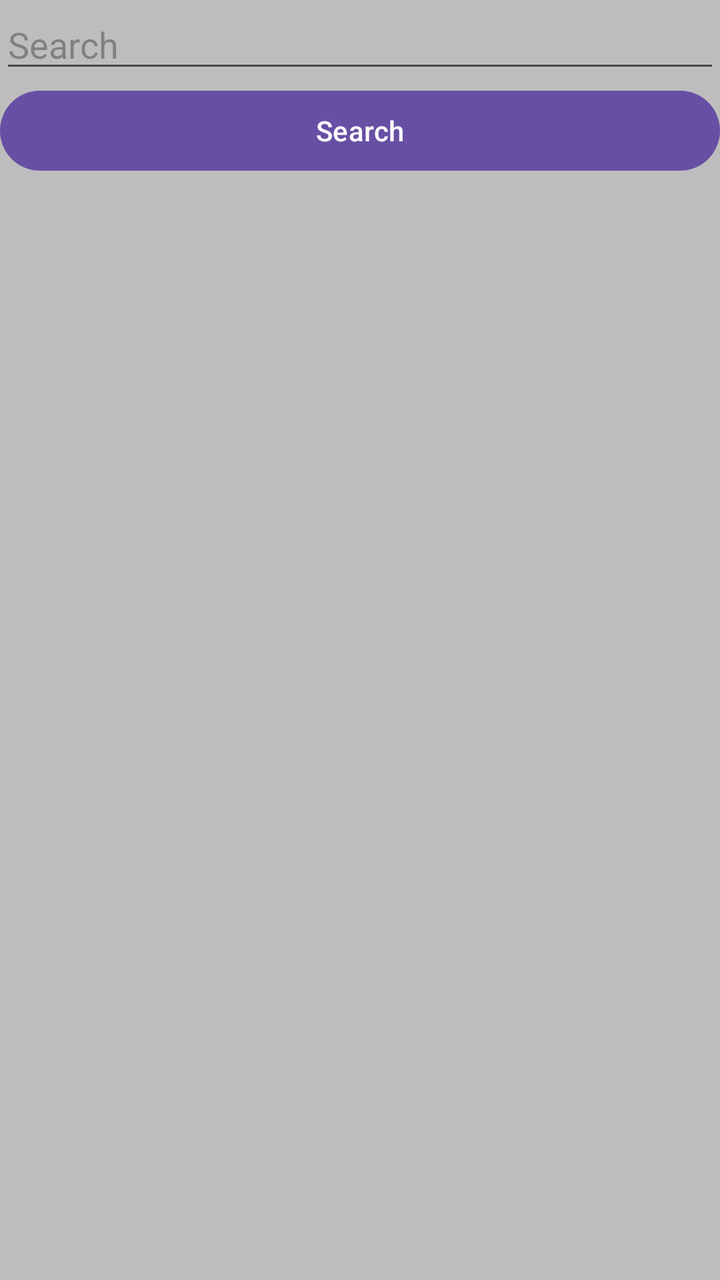
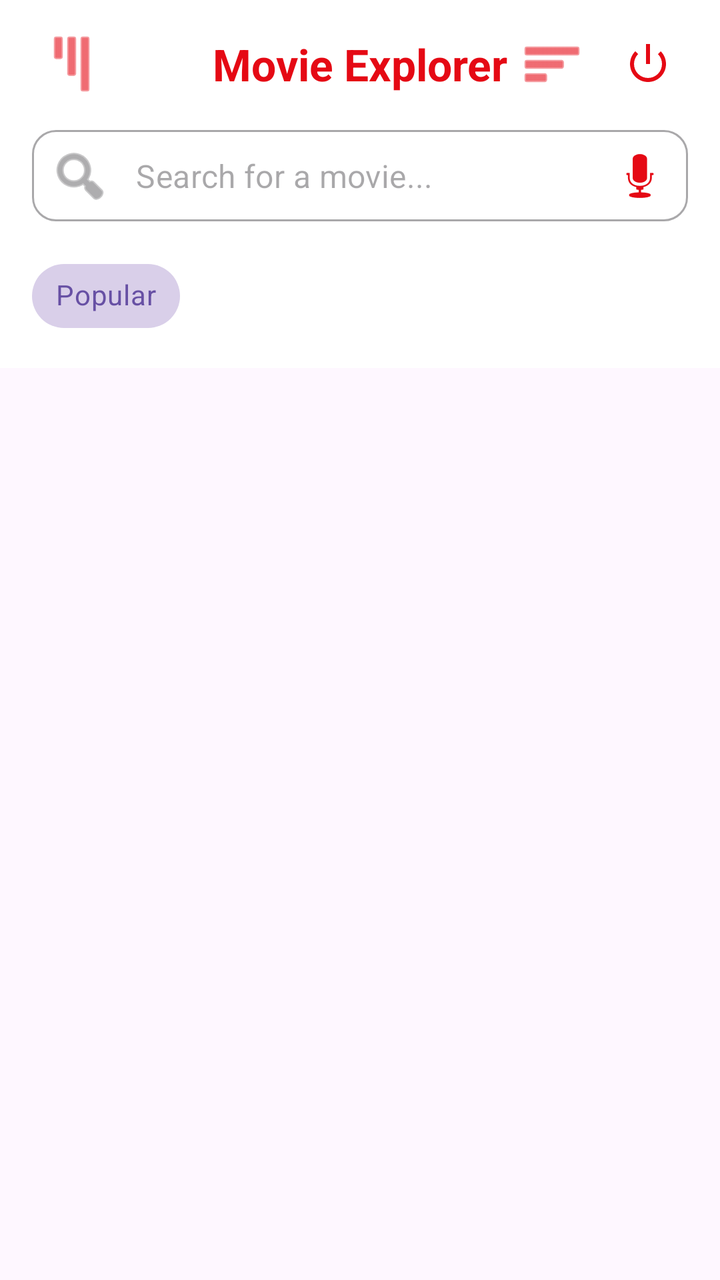

An Android layout rendered at two revisions. The XML below is the earlier revision; the diff shows what the commit changed to produce the second picture.
<!-- AndroidManifest.xml: application theme Theme.MoviesApp_Part2_YassineJaabouk -->
<!-- res/layout/activity_main.xml -->
<?xml version="1.0" encoding="utf-8"?>
<LinearLayout
    xmlns:android="http://schemas.android.com/apk/res/android"
    xmlns:app="http://schemas.android.com/apk/res-auto"
    xmlns:tools="http://schemas.android.com/tools"
    android:layout_width="match_parent"
    android:orientation="vertical"
    android:background="#BDBDBD"
    android:layout_height="match_parent"
    tools:context=".MainActivity"
    android:descendantFocusability="beforeDescendants">

    <EditText
        android:id="@+id/editTextSearch"
        android:layout_width="match_parent"
        android:layout_height="wrap_content"
        android:hint="Search"
        android:inputType="text"/>

    <Button
        android:id="@+id/buttonSearch"
        android:layout_width="match_parent"
        android:layout_height="wrap_content"
        android:text="Search"/>

    <androidx.recyclerview.widget.RecyclerView
        android:id="@+id/recyclerView"
        android:layout_margin="2dp"
        android:layout_width="match_parent"
        android:layout_height="wrap_content"
        android:focusableInTouchMode="true"/>

</LinearLayout>
<!-- resources referenced by this layout -->
<resources>
  <style name="Theme.MoviesApp_Part2_YassineJaabouk" parent="Base.Theme.MoviesApp_Part2_YassineJaabouk" />
  <style name="Base.Theme.MoviesApp_Part2_YassineJaabouk" parent="Theme.Material3.DayNight.NoActionBar">
          
          
      </style>
</resources>

<!-- the commit's change to res/layout/activity_main.xml (unified diff, before → after) -->
@@ -1,33 +1,201 @@
 <?xml version="1.0" encoding="utf-8"?>
-<LinearLayout
-    xmlns:android="http://schemas.android.com/apk/res/android"
+<androidx.drawerlayout.widget.DrawerLayout xmlns:android="http://schemas.android.com/apk/res/android"
     xmlns:app="http://schemas.android.com/apk/res-auto"
     xmlns:tools="http://schemas.android.com/tools"
+    android:id="@+id/drawerLayout"
     android:layout_width="match_parent"
+    android:layout_height="match_parent"
+    tools:context=".MainActivity">
+
+    <androidx.coordinatorlayout.widget.CoordinatorLayout
+        android:layout_width="match_parent"
+        android:layout_height="match_parent">
+
+        <com.google.android.material.appbar.AppBarLayout
+            android:layout_width="match_parent"
+            android:layout_height="wrap_content"
+            android:background="@color/white"
+            app:elevation="0dp">
+
+            <androidx.appcompat.widget.Toolbar
+                android:id="@+id/toolbar"
+                android:layout_width="match_parent"
+                android:layout_height="?attr/actionBarSize"
+                app:contentInsetStart="0dp">
+
+                <RelativeLayout
+                    android:layout_width="match_parent"
+                    android:layout_height="wrap_content"
+                    android:paddingHorizontal="16dp">
+
+                    <ImageButton
+                        android:id="@+id/menuButton"
+                        android:layout_width="40dp"
+                        android:layout_height="40dp"
+                        android:layout_centerVertical="true"
+                        android:background="?attr/selectableItemBackgroundBorderless"
+                        android:src="@android:drawable/ic_menu_sort_by_size"
+                        android:rotation="90"
+                        app:tint="#E50914" />
+
+                    <TextView
+                        android:layout_width="wrap_content"
+                        android:layout_height="wrap_content"
+                        android:layout_centerInParent="true"
+                        android:text="Movie Explorer"
+                        android:textColor="#E50914"
+                        android:textSize="22sp"
+                        android:textStyle="bold" />
+
+                    <LinearLayout
+                        android:layout_width="wrap_content"
+                        android:layout_height="wrap_content"
+                        android:layout_alignParentEnd="true"
+                        android:layout_centerVertical="true"
+                        android:orientation="horizontal">
+
+                        <ImageButton
+                            android:id="@+id/filterButton"
+                            android:layout_width="40dp"
+                            android:layout_height="40dp"
+                            android:background="?attr/selectableItemBackgroundBorderless"
+                            android:src="@android:drawable/ic_menu_sort_by_size"
+                            android:contentDescription="Filter"
+                            app:tint="#E50914" />
+
+                        <ImageButton
+                            android:id="@+id/logoutButton"
+                            android:layout_width="40dp"
+                            android:layout_height="40dp"
+                            android:layout_marginStart="8dp"
+                            android:background="?attr/selectableItemBackgroundBorderless"
+                            android:src="@android:drawable/ic_lock_power_off"
+                            android:contentDescription="Logout"
+                            app:tint="#E50914" />
+                    </LinearLayout>
+                </RelativeLayout>
+            </androidx.appcompat.widget.Toolbar>
+
+            <LinearLayout
+                android:layout_width="match_parent"
+                android:layout_height="wrap_content"
+                android:orientation="vertical"
+                android:paddingHorizontal="16dp"
+                android:paddingBottom="12dp">
+
+                <com.google.android.material.textfield.TextInputLayout
+                    android:id="@+id/searchInputLayout"
+                    style="@style/Widget.MaterialComponents.TextInputLayout.OutlinedBox"
+                    android:layout_width="match_parent"
+                    android:layout_height="wrap_content"
+                    app:boxCornerRadiusBottomEnd="12dp"
+                    app:boxCornerRadiusBottomStart="12dp"
+                    app:boxCornerRadiusTopEnd="12dp"
+                    app:boxCornerRadiusTopStart="12dp"
+                    app:hintEnabled="false"
+                    app:startIconDrawable="@android:drawable/ic_menu_search"
+                    app:endIconMode="custom"
+                    app:endIconDrawable="@android:drawable/ic_btn_speak_now"
+                    app:endIconTint="#E50914">
+
+                    <com.google.android.material.textfield.TextInputEditText
+                        android:id="@+id/editTextSearch"
+                        android:layout_width="match_parent"
+                        android:layout_height="wrap_content"
+                        android:hint="Search for a movie..."
+                        android:inputType="text"
+                        android:padding="12dp" />
+                </com.google.android.material.textfield.TextInputLayout>
+
+                <HorizontalScrollView
+                    android:layout_width="match_parent"
+                    android:layout_height="wrap_content"
+                    android:layout_marginTop="12dp"
+                    android:scrollbars="none">
+
+                    <com.google.android.material.chip.ChipGroup
+                        android:id="@+id/chipGroup"
+                        android:layout_width="wrap_content"
+                        android:layout_height="wrap_content"
+                        app:singleSelection="true"
+                        app:selectionRequired="true">
+
+                        <com.google.android.material.chip.Chip
+                            android:id="@+id/chipAll"
+                            style="@style/Widget.MaterialComponents.Chip.Choice"
+                            android:layout_width="wrap_content"
+                            android:layout_height="wrap_content"
+                            android:text="Popular"
+                            android:checked="true" />
+                    </com.google.android.material.chip.ChipGroup>
+                </HorizontalScrollView>
+            </LinearLayout>
+        </com.google.android.material.appbar.AppBarLayout>
+
+        <FrameLayout
+            android:layout_width="match_parent"
+            android:layout_height="match_parent"
+            app:layout_behavior="@string/appbar_scrolling_view_behavior">
+
+            <androidx.recyclerview.widget.RecyclerView
+                android:id="@+id/recyclerView"
+                android:layout_width="match_parent"
+                android:layout_height="match_parent"
+                android:clipToPadding="false"
+                android:paddingHorizontal="8dp"
+                android:paddingTop="8dp" />
+
+            <ProgressBar
+                android:id="@+id/progressBar"
+                android:layout_width="wrap_content"
+                android:layout_height="wrap_content"
+                android:layout_gravity="bottom|center_horizontal"
+                android:layout_marginBottom="16dp"
+                android:visibility="gone" />
+        </FrameLayout>
+
+    </androidx.coordinatorlayout.widget.CoordinatorLayout>
+
+    <com.google.android.material.navigation.NavigationView
+        android:id="@+id/navigationView"
+        android:layout_width="wrap_content"
+        android:layout_height="match_parent"
+        android:layout_gravity="start"
+        app:headerLayout="@layout/nav_header"
+        app:menu="@menu/nav_menu" />
+
+</androidx.drawerlayout.widget.DrawerLayout>
+<!-- res/layout/nav_header.xml (included above) -->
+<?xml version="1.0" encoding="utf-8"?>
+<LinearLayout xmlns:android="http://schemas.android.com/apk/res/android"
+    android:layout_width="match_parent"
+    android:layout_height="176dp"
+    android:background="#E50914"
+    android:gravity="bottom"
     android:orientation="vertical"
-    android:background="#BDBDBD"
-    android:layout_height="match_parent"
-    tools:context=".MainActivity"
-    android:descendantFocusability="beforeDescendants">
-
-    <EditText
-        android:id="@+id/editTextSearch"
+    android:padding="16dp"
+    android:theme="@style/ThemeOverlay.AppCompat.Dark">
+
+    <ImageView
+        android:id="@+id/userImageView"
+        android:layout_width="64dp"
+        android:layout_height="64dp"
+        android:contentDescription="User Avatar"
+        android:src="@android:drawable/sym_def_app_icon" />
+
+    <TextView
+        android:id="@+id/userNameTextView"
         android:layout_width="match_parent"
         android:layout_height="wrap_content"
-        android:hint="Search"
-        android:inputType="text"/>
-
-    <Button
-        android:id="@+id/buttonSearch"
+        android:layout_marginTop="8dp"
+        android:text="User Name"
+        android:textAppearance="@style/TextAppearance.AppCompat.Body1"
+        android:textStyle="bold" />
+
+    <TextView
+        android:id="@+id/userEmailTextView"
         android:layout_width="match_parent"
         android:layout_height="wrap_content"
-        android:text="Search"/>
-
-    <androidx.recyclerview.widget.RecyclerView
-        android:id="@+id/recyclerView"
-        android:layout_margin="2dp"
-        android:layout_width="match_parent"
-        android:layout_height="wrap_content"
-        android:focusableInTouchMode="true"/>
+        android:text="user@email.com" />
 
 </LinearLayout>
<!-- resource entries referenced after the edit -->
@@ -1,5 +1,6 @@
 <!-- resources referenced by this layout -->
 <resources>
+  <color name="white">#FFFFFFFF</color>
   <style name="Theme.MoviesApp_Part2_YassineJaabouk" parent="Base.Theme.MoviesApp_Part2_YassineJaabouk" />
   <style name="Base.Theme.MoviesApp_Part2_YassineJaabouk" parent="Theme.Material3.DayNight.NoActionBar">
           
